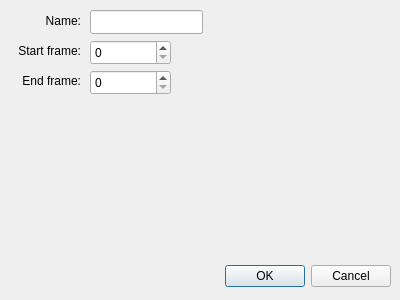
The window that objectconf.ui (Tysek64/Projekt_Czwartkowy) describes before a commit, drawn with Qt 5.
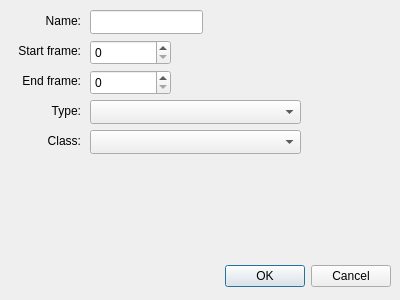
The same window after the commit.

Commit message: Add object class and type selection

```diff
--- a/objectconf.ui
+++ b/objectconf.ui
@@ -113,6 +113,58 @@
     <set>Qt::AlignRight|Qt::AlignTrailing|Qt::AlignVCenter</set>
    </property>
   </widget>
+  <widget class="QLabel" name="label_4">
+   <property name="geometry">
+    <rect>
+     <x>10</x>
+     <y>100</y>
+     <width>71</width>
+     <height>21</height>
+    </rect>
+   </property>
+   <property name="text">
+    <string>Type:</string>
+   </property>
+   <property name="alignment">
+    <set>Qt::AlignRight|Qt::AlignTrailing|Qt::AlignVCenter</set>
+   </property>
+  </widget>
+  <widget class="QLabel" name="label_5">
+   <property name="geometry">
+    <rect>
+     <x>10</x>
+     <y>130</y>
+     <width>71</width>
+     <height>21</height>
+    </rect>
+   </property>
+   <property name="text">
+    <string>Class:</string>
+   </property>
+   <property name="alignment">
+    <set>Qt::AlignRight|Qt::AlignTrailing|Qt::AlignVCenter</set>
+   </property>
+  </widget>
+  <widget class="QComboBox" name="typeSelect">
+   <property name="geometry">
+    <rect>
+     <x>90</x>
+     <y>100</y>
+     <width>211</width>
+     <height>24</height>
+    </rect>
+   </property>
+  </widget>
+  <widget class="QComboBox" name="classSelect">
+   <property name="geometry">
+    <rect>
+     <x>90</x>
+     <y>130</y>
+     <width>211</width>
+     <height>24</height>
+    </rect>
+   </property>
+  </widget>
  </widget>
  <resources/>
  <connections>
```
The commit also changes 6 other files.
